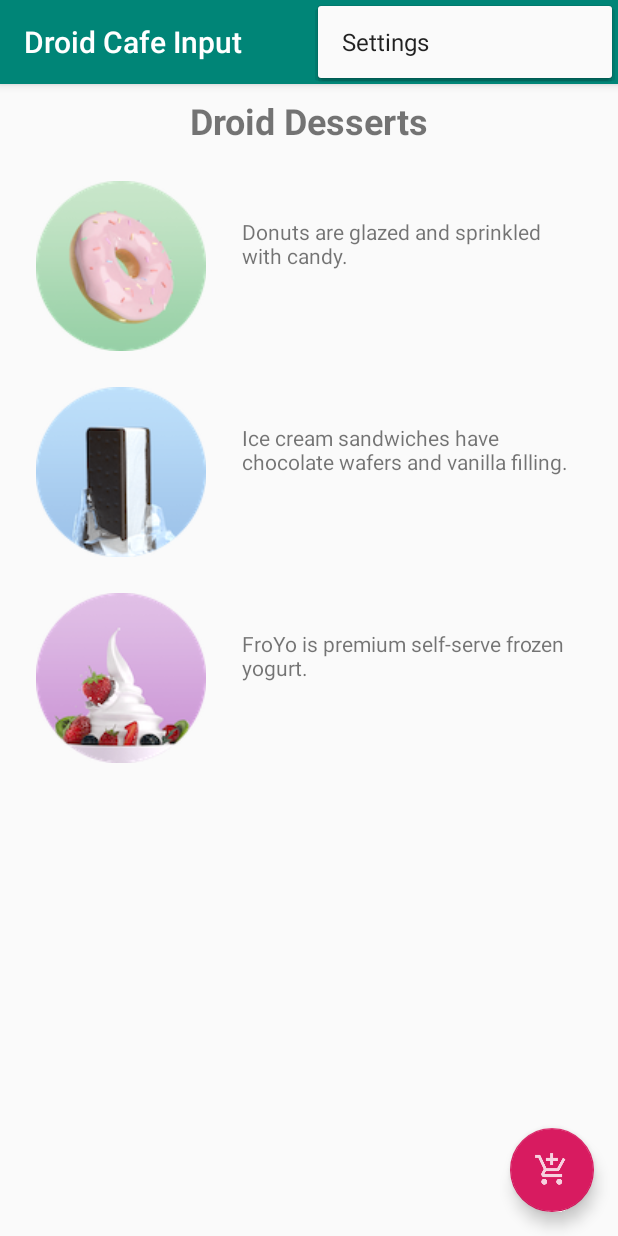
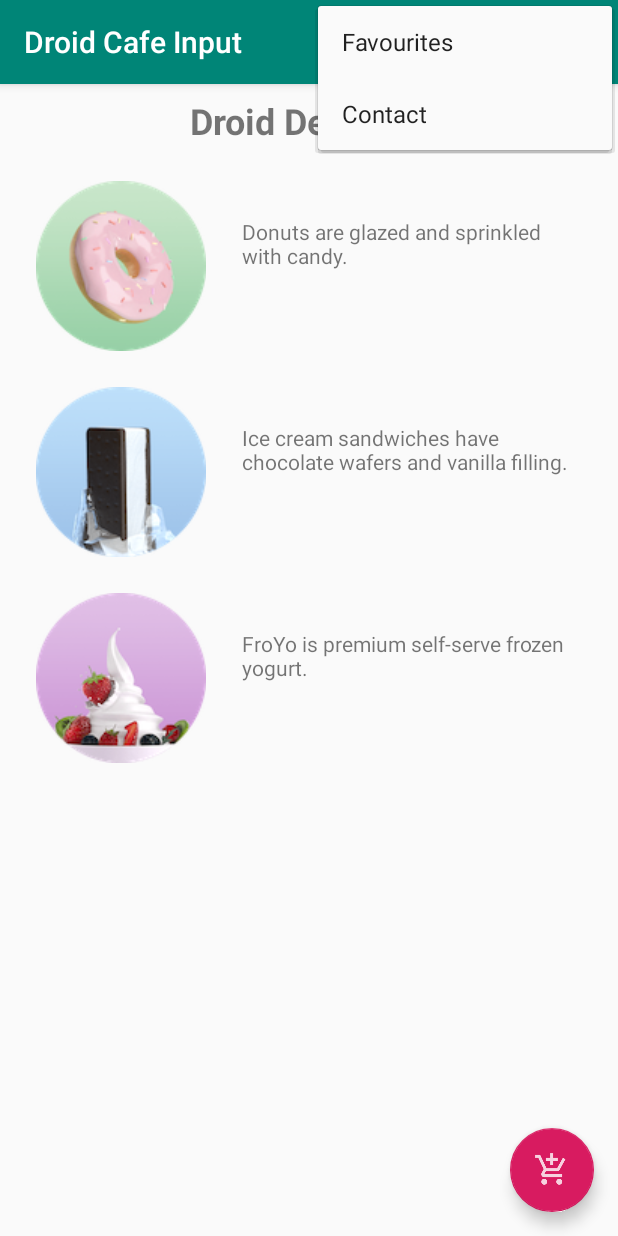
Before and after one commit to robertjcrane/DroidCafeInput, an Android app: the screen it shows after launch (MainActivity), with the options menu open, on a phone screen of 412 x 824 dp. Run offline under Robolectric (Android 15) with nearby library versions, the phone set to English and light mode, and no system bars.

Commit message:
Exersize O4.3 with homework and a bit more from RJC

```diff
--- a/app/build.gradle
+++ b/app/build.gradle
@@ -23,6 +23,7 @@ dependencies {
     implementation 'com.android.support:appcompat-v7:28.0.0'
     implementation 'com.android.support.constraint:constraint-layout:1.1.3'
     implementation 'com.android.support:design:28.0.0'
+    implementation 'com.android.support:support-v4:28.0.0'
     testImplementation 'junit:junit:4.12'
     androidTestImplementation 'com.android.support.test:runner:1.0.2'
     androidTestImplementation 'com.android.support.test.espresso:espresso-core:3.0.2'
--- /dev/null
+++ b/app/src/main/res/drawable-anydpi/ic_favourites_list.xml
@@ -0,0 +1,10 @@
+<vector xmlns:android="http://schemas.android.com/apk/res/android"
+    android:width="24dp"
+    android:height="24dp"
+    android:viewportWidth="24"
+    android:viewportHeight="24"
+    android:tint="#FFFFFF">
+    <path
+        android:fillColor="#FF000000"
+        android:pathData="M12,21.35l-1.45,-1.32C5.4,15.36 2,12.28 2,8.5 2,5.42 4.42,3 7.5,3c1.74,0 3.41,0.81 4.5,2.09C13.09,3.81 14.76,3 16.5,3 19.58,3 22,5.42 22,8.5c0,3.78 -3.4,6.86 -8.55,11.54L12,21.35z"/>
+</vector>
--- /dev/null
+++ b/app/src/main/res/drawable-anydpi/ic_status_info.xml
@@ -0,0 +1,10 @@
+<vector xmlns:android="http://schemas.android.com/apk/res/android"
+    android:width="24dp"
+    android:height="24dp"
+    android:viewportWidth="24"
+    android:viewportHeight="24"
+    android:tint="#FFFFFF">
+    <path
+        android:fillColor="#FF000000"
+        android:pathData="M11,17h2v-6h-2v6zM12,2C6.48,2 2,6.48 2,12s4.48,10 10,10 10,-4.48 10,-10S17.52,2 12,2zM12,20c-4.41,0 -8,-3.59 -8,-8s3.59,-8 8,-8 8,3.59 8,8 -3.59,8 -8,8zM11,9h2L13,7h-2v2z"/>
+</vector>
--- a/app/src/main/res/menu/menu_main.xml
+++ b/app/src/main/res/menu/menu_main.xml
@@ -3,8 +3,28 @@
     xmlns:tools="http://schemas.android.com/tools"
     tools:context="net.robertcrane.droidcafeinput.MainActivity">
     <item
-        android:id="@+id/action_settings"
+        android:id="@+id/action_contact"
         android:orderInCategory="100"
-        android:title="@string/action_settings"
+        android:title="@string/action_contact"
         app:showAsAction="never" />
+    <item
+        android:id="@+id/action_order"
+        android:orderInCategory="10"
+        android:title="@string/action_order"
+        android:icon="@drawable/ic_shopping_cart"
+        app:showAsAction="always" />
+    <item
+        android:id="@+id/action_status"
+        android:orderInCategory="20"
+        android:title="@string/action_status"
+        android:icon="@drawable/ic_status_info"
+        app:showAsAction="always" />
+    <item
+        android:id="@+id/action_favourites"
+        android:orderInCategory="30"
+        android:title="@string/action_favourites"
+        android:icon="@drawable/ic_favourites_list"
+        app:showAsAction="ifRoom" />
+
+
 </menu>
--- a/app/src/main/res/values/strings.xml
+++ b/app/src/main/res/values/strings.xml
@@ -21,6 +21,10 @@
     <string name="same_day_messenger_service">Same day messenger service</string>
     <string name="next_day_ground_delivery">Next day ground delivery</string>
     <string name="pick_up">Pick up</string>
+    <string name="action_contact">Contact</string>
+    <string name="action_order">Order</string>
+    <string name="action_status">Status</string>
+    <string name="action_favourites">Favourites</string>
 
     <string-array name="labels_array">
         <item>Home</item>
@@ -29,5 +33,15 @@
         <item>Other</item>
     </string-array>
 
+    <string name="action_order_message">You selected Order.</string>
+    <string name="action_status_message">You selected Status.</string>
+    <string name="action_favourites_message">You selected Favourites.</string>
+    <string name="action_contact_message">You selected Contact.</string>
+    <string name="date">Date</string>
+
+    <!-- TODO: Remove or change this placeholder text -->
+    <string name="hello_blank_fragment">Hello blank fragment</string>
+    <string name="date_preamble">Delivery date:</string>
+    <string name="date_default">Chosen date</string>
 
 </resources>
```
Also changed, not shown: app/src/main/java/net/robertcrane/droidcafeinput/DatePickerFragment.java (added, +47 -0 lines), app/src/main/java/net/robertcrane/droidcafeinput/MainActivity.java (+23 -8 lines), app/src/main/java/net/robertcrane/droidcafeinput/OrderActivity.java (+19 -0 lines), app/src/main/res/layout/activity_order.xml (+29 -3 lines), app/src/main/res/drawable-hdpi/ic_favourites_list.png (added), app/src/main/res/drawable-hdpi/ic_status_info.png (added), app/src/main/res/drawable-mdpi/ic_favourites_list.png (added), app/src/main/res/drawable-mdpi/ic_status_info.png (added), app/src/main/res/drawable-xhdpi/ic_favourites_list.png (added), app/src/main/res/drawable-xhdpi/ic_status_info.png (added), app/src/main/res/drawable-xxhdpi/ic_favourites_list.png (added), app/src/main/res/drawable-xxhdpi/ic_status_info.png (added).
